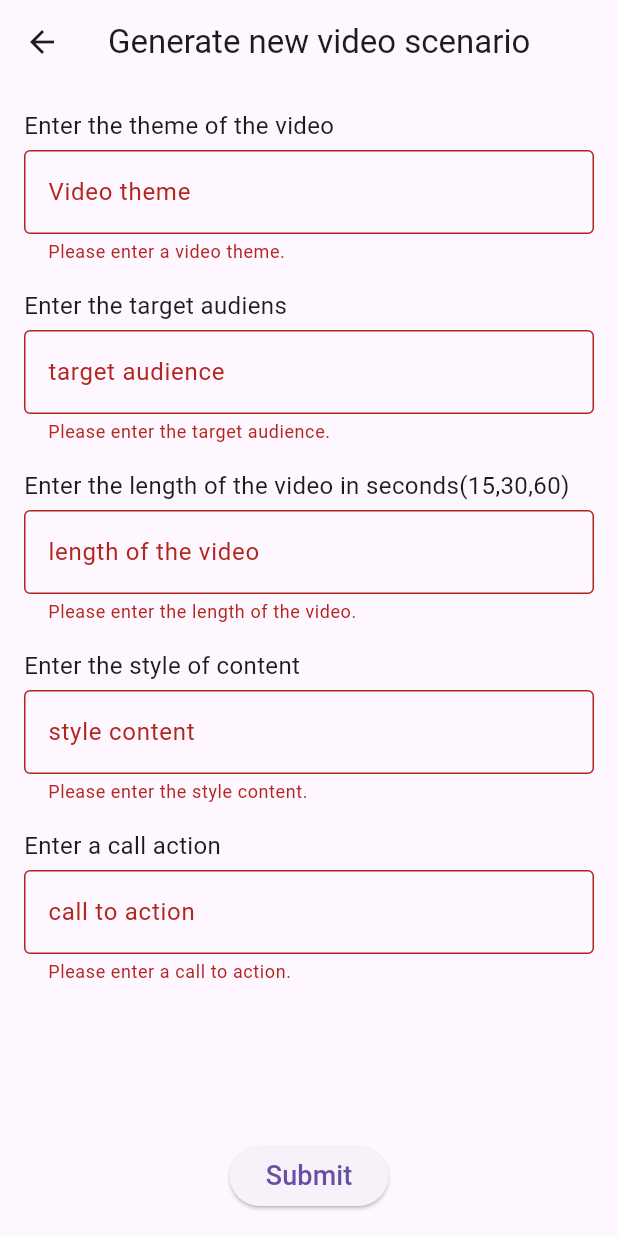
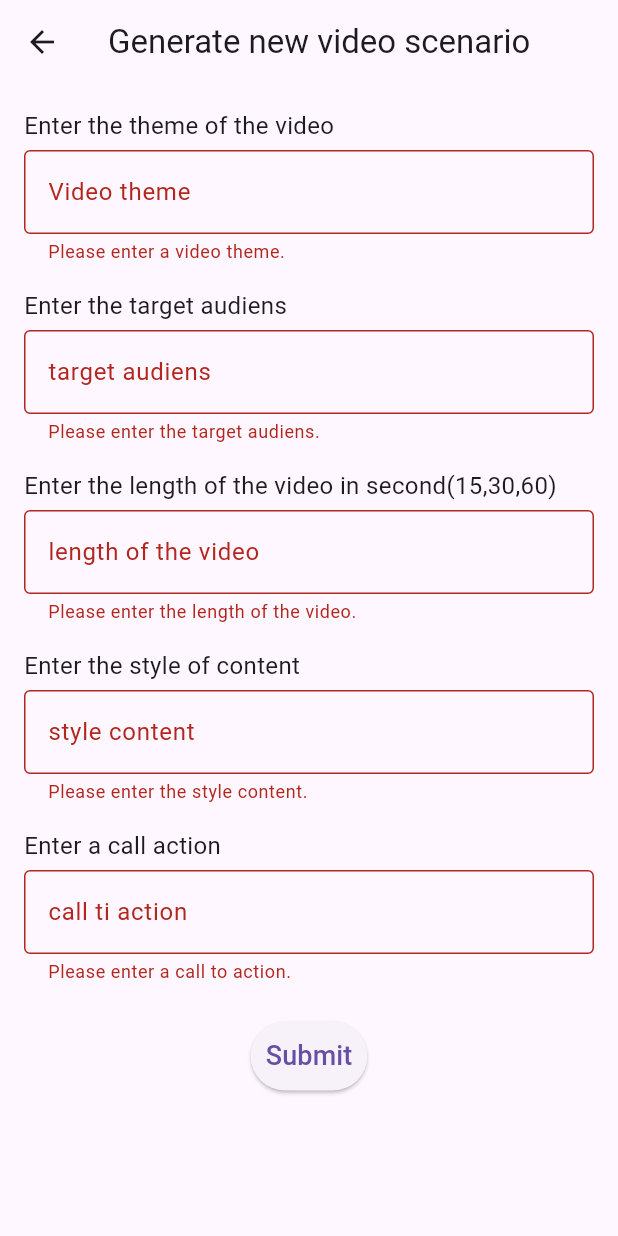
Before and after one commit to neshika/new_wild, a Flutter app: the ScenarioGenerationScreen screen opened directly, after a tap on "Submit", on a phone screen of 412 x 824 dp. Run offline on Flutter 3.47's test engine with Material 3 defaults, Android fonts, the light colour scheme and no system bars; our stand-ins replace cloud_firestore, dio, firebase_auth, firebase_core, flutter_svg, share_plus and 1 more; accounts and stored records are empty.

Commit message:
Revert "F11"
This reverts commit 9c9280b5010f523b49ccc7482205e4bd8ca768c1.

```diff
--- a/lib/main.dart
+++ b/lib/main.dart
@@ -1,8 +1,6 @@
 import 'package:firebase_auth/firebase_auth.dart';
 import 'package:firebase_core/firebase_core.dart';
 import 'package:flutter/material.dart';
-import 'package:flutter_redux/flutter_redux.dart';
-import 'package:new_wild/redux/store.dart';
 import 'package:new_wild/services/auth.dart';
 import 'package:new_wild/ui/home_screen.dart';
 import 'package:new_wild/ui/screens/authorization/login_screen.dart';
@@ -19,9 +17,7 @@ class MyApp extends StatelessWidget {
   const MyApp({super.key});
   @override
   Widget build(BuildContext context) {
-    return StoreProvider(
-      store: store,
-      child: MaterialApp(
+    return MaterialApp(
       title: 'Scenario Maker App ',
       home: StreamBuilder<User?>(
           stream: Auth().getAuthStateChange,
@@ -32,7 +28,14 @@ class MyApp extends StatelessWidget {
               return LoginScreen();
             }
           }),
-      ),
     );
   }
 }
+// import 'package:new_wild/services/dio_client.dart';
+
+// void main() async {
+//   final client = DioClient.instance;
+//   final response =
+//       await client.getScenario('Шутка про мобильного разработчика');
+//   print(response);
+// }
--- a/lib/redux/actions.dart
+++ /dev/null
@@ -1,10 +0,0 @@
-class LoadScenatioAction {}
-
-class LoadScenatioSuccessAction {}
-
-class LoadScenatioFailureAction {
-  final String error;
-
-  //создаем конструктор
-  LoadScenatioFailureAction(this.error);
-}
--- a/lib/redux/reducers.dart
+++ /dev/null
@@ -1,17 +0,0 @@
-import 'package:new_wild/redux/actions.dart';
-import 'package:new_wild/redux/state.dart';
-
-ScenarioState scenarioReducer(ScenarioState state, dynamic action) {
-  if (action is LoadScenatioAction) {
-    //возвращаем генератион
-    return state.copyWith(loadingStatus: LoadingStatus.generating);
-  } else if (action is LoadScenatioSuccessAction) {
-    //возвращаем успех
-    return state.copyWith(loadingStatus: LoadingStatus.success);
-  } else if (action is LoadScenatioFailureAction) {
-    //возвращем неудачу
-    return state.copyWith(loadingStatus: LoadingStatus.failure);
-  }
-
-  return state; // если не смоги определить что пришло
-}
--- a/lib/redux/state.dart
+++ /dev/null
@@ -1,17 +0,0 @@
-enum LoadingStatus { defaultStatus, generating, success, failure }
-
-class ScenarioState {
-  final LoadingStatus loadingStatus;
-
-  //создаем конструктор
-  ScenarioState({
-    this.loadingStatus = LoadingStatus.defaultStatus,
-  });
-
-  // при копировании экземпляра, копируем конкретные поля
-  ScenarioState copyWith({LoadingStatus? loadingStatus}) {
-    return ScenarioState(
-      loadingStatus: loadingStatus ?? this.loadingStatus,
-    );
-  }
-}
--- a/lib/redux/store.dart
+++ /dev/null
@@ -1,8 +0,0 @@
-import 'package:new_wild/redux/reducers.dart';
-import 'package:new_wild/redux/state.dart';
-import 'package:redux/redux.dart';
-
-final store = Store<ScenarioState>(
-  scenarioReducer,
-  initialState: ScenarioState(),
-);
--- a/lib/services/auth.dart
+++ b/lib/services/auth.dart
@@ -25,7 +25,7 @@ class Auth {
         password: password,
       );
     } on FirebaseAuthException catch (error) {
-      print(error);
+      // print(error);
     }
   }
 
@@ -59,7 +59,7 @@ class Auth {
         password: password,
       );
     } on FirebaseAuthException catch (error) {
-      print(error);
+      // print(error);
     }
   }
 }
--- a/lib/ui/screens/scenario_generation/scenario_description_form.dart
+++ /dev/null
@@ -1,102 +0,0 @@
-import 'package:flutter/material.dart';
-import 'package:new_wild/ui/screens/scenario_generation/components/scenario_description_textfield.dart';
-
-class ScenarioDescriptionForm extends StatelessWidget {
-  const ScenarioDescriptionForm({
-    super.key,
-    required this.formKey,
-    required this.videoThemeController,
-    required this.targetAudienceController,
-    required this.videolengthController,
-    required this.contentStyleThemeController,
-    required this.callToActionController,
-  });
-
-  final GlobalKey<FormState> formKey;
-  final TextEditingController videoThemeController;
-  final TextEditingController targetAudienceController;
-  final TextEditingController videolengthController;
-  final TextEditingController contentStyleThemeController;
-  final TextEditingController callToActionController;
-
-  @override
-  Widget build(BuildContext context) {
-    return SingleChildScrollView(
-      // оборачиваем колонку, чтобы можно было скроллить
-      child: Form(
-        key: formKey,
-        child: Column(
-          children: [
-            // тема видео
-            ScenarioDescriptionTextfield(
-              title: 'Enter the theme of the video',
-              hint: 'Video theme',
-              validator: (value) {
-                if (value == null || value.isEmpty) {
-                  return 'Please enter a video theme.';
-                }
-                return null;
-              },
-              controller: videoThemeController,
-            ),
-            SizedBox(height: 16.0),
-            // аудитория
-            ScenarioDescriptionTextfield(
-              title: 'Enter the target audiens',
-              hint: 'target audience',
-              validator: (value) {
-                if (value == null || value.isEmpty) {
-                  return 'Please enter the target audience.';
-                }
-                return null;
-              },
-              controller: targetAudienceController,
-            ),
-            SizedBox(height: 16.0),
-            //длина видео
-            ScenarioDescriptionTextfield(
-              title: 'Enter the length of the video in seconds(15,30,60)',
-              hint: 'length of the video',
-              validator: (value) {
-                if (value == null || value.isEmpty) {
-                  return 'Please enter the length of the video.';
-                }
-                if (int.tryParse(value) == null) {
-                  return 'Please enter a valid number.';
-                }
-                return null;
-              },
-              controller: videolengthController,
-            ),
-            SizedBox(height: 16.0),
-            // стиль контента
-            ScenarioDescriptionTextfield(
-              title: 'Enter the style of content',
-              hint: 'style content',
-              validator: (value) {
-                if (value == null || value.isEmpty) {
-                  return 'Please enter the style content.';
-                }
-                return null;
-              },
-              controller: contentStyleThemeController,
-            ),
-            SizedBox(height: 16.0),
-            // предлагаем действия: подписаться, комментировать
-            ScenarioDescriptionTextfield(
-              title: 'Enter a call action',
-              hint: 'call to action',
-              validator: (value) {
-                if (value == null || value.isEmpty) {
-                  return 'Please enter a call to action.';
-                }
-                return null;
-              },
-              controller: callToActionController,
-            ),
-          ],
-        ),
-      ),
-    );
-  }
-}
--- a/lib/ui/screens/scenario_generation/scenario_generation_screen.dart
+++ b/lib/ui/screens/scenario_generation/scenario_generation_screen.dart
@@ -1,13 +1,8 @@
 import 'package:flutter/material.dart';
-import 'package:flutter_redux/flutter_redux.dart';
-import 'package:new_wild/redux/actions.dart';
-import 'package:new_wild/redux/state.dart';
 import 'package:new_wild/services/dio_client.dart';
 import 'package:new_wild/services/firebase_storage.dart';
 import 'package:new_wild/services/helpers.dart';
-import 'package:new_wild/ui/screens/saved_scenarios/components/stub.dart';
-import 'package:new_wild/ui/screens/scenario_generation/scenario_description_form.dart';
-import 'package:redux/redux.dart';
+import 'package:new_wild/ui/screens/scenario_generation/components/scenario_description_textfield.dart';
 
 class ScenarioGenerationScreen extends StatefulWidget {
   const ScenarioGenerationScreen({
@@ -30,10 +25,12 @@ class _ScenarioGenerationScreenState extends State<ScenarioGenerationScreen> {
   final callToActionController = TextEditingController();
   final formKey = GlobalKey<FormState>();
   final client = DioClient.instance;
+  bool isLoading = false;
 
   @override
   void dispose() {
     //удаление контроллеров, для очистки памяти
+
     super.dispose();
     videoThemeController.dispose();
     targetAudienceController.dispose();
@@ -42,11 +39,92 @@ class _ScenarioGenerationScreenState extends State<ScenarioGenerationScreen> {
     callToActionController.dispose();
   }
 
-  void loadScenario(Store store) async {
-    //загружает сценарий
+  @override
+  Widget build(BuildContext context) {
+    return Scaffold(
+      appBar: AppBar(title: Text('Generate new video scenario')),
+      body: Padding(
+        padding: EdgeInsets.all(16.0),
+        child: SingleChildScrollView(
+          // оборачиваем колонку, чтобы можно было скроллить
+          child: Form(
+            key: formKey,
+            child: Column(
+              children: [
+                // тема видео
+                ScenarioDescriptionTextfield(
+                  title: 'Enter the theme of the video',
+                  hint: 'Video theme',
+                  validator: (value) {
+                    if (value == null || value.isEmpty) {
+                      return 'Please enter a video theme.';
+                    }
+                    return null;
+                  },
+                  controller: videoThemeController,
+                ),
+                const SizedBox(height: 16.0),
+                // аудитория
+                ScenarioDescriptionTextfield(
+                  title: 'Enter the target audiens',
+                  hint: 'target audiens',
+                  validator: (value) {
+                    if (value == null || value.isEmpty) {
+                      return 'Please enter the target audiens.';
+                    }
+                    return null;
+                  },
+                  controller: targetAudienceController,
+                ),
+                const SizedBox(height: 16.0),
+                //длина видео
+                ScenarioDescriptionTextfield(
+                  title: 'Enter the length of the video in second(15,30,60)',
+                  hint: 'length of the video',
+                  validator: (value) {
+                    if (value == null || value.isEmpty) {
+                      return 'Please enter the length of the video.';
+                    }
+                    if (int.tryParse(value) == null) {
+                      return 'Please enter a valid number.';
+                    }
+                    return null;
+                  },
+                  controller: videolengthController,
+                ),
+                const SizedBox(height: 16.0),
+                // стиль контента
+                ScenarioDescriptionTextfield(
+                  title: 'Enter the style of content',
+                  hint: 'style content',
+                  validator: (value) {
+                    if (value == null || value.isEmpty) {
+                      return 'Please enter the style content.';
+                    }
+                    return null;
+                  },
+                  controller: contentStyleThemeController,
+                ),
+                const SizedBox(height: 16.0),
+                // предлагаем действия: подписаться, комментировать
+                ScenarioDescriptionTextfield(
+                  title: 'Enter a call action',
+                  hint: 'call ti action',
+                  validator: (value) {
+                    if (value == null || value.isEmpty) {
+                      return 'Please enter a call to action.';
+                    }
+                    return null;
+                  },
+                  controller: callToActionController,
+                ),
+                const SizedBox(height: 24.0),
+                ElevatedButton(
+                  onPressed: () async {
                     if (formKey.currentState!.validate()) {
-      try {
-        store.dispatch(LoadScenatioAction()); //загружаем сценарий
+                      setState(() {
+                        isLoading = true; //начинаю загрузку нашего сценария
+                      });
                       final res = await getScenario(
                           socialPlatform: widget.socialPlatform,
                           videoTheme: videoThemeController.text,
@@ -58,67 +136,29 @@ class _ScenarioGenerationScreenState extends State<ScenarioGenerationScreen> {
                       // await ScenarioStorage().saveScenario(res); //сохраняем результат
                       //обращаемся к ФБ сторадж
                       await FirebaseStorage().saveScenario(res);
-        store.dispatch(LoadScenatioSuccessAction()); //удачная загрузка
-      } catch (error) {
-        store.dispatch(LoadScenatioFailureAction(error.toString()));
+                      setState(() {
+                        isLoading = false; //загрузка нашего сценария завершена
+                      });
+                      //  print(res.body);
                     }
-    }
-  }
-
-  @override
-  Widget build(BuildContext context) {
-    final store = StoreProvider.of<ScenarioState>(context);
-    return Scaffold(
-      appBar: AppBar(title: Text('Generate new video scenario')),
-      body: SafeArea(
-        child: Padding(
-          padding: EdgeInsets.all(16.0),
-          child: StoreConnector<ScenarioState, ScenarioState>(
-            converter: (store) => store.state,
-            builder: (context, state) {
-              if (state.loadingStatus == LoadingStatus.defaultStatus ||
-                  state.loadingStatus == LoadingStatus.success) {
-                return Column(
-                  children: [
-                    Expanded(
-                      child: ScenarioDescriptionForm(
-                          formKey: formKey,
-                          videoThemeController: videoThemeController,
-                          targetAudienceController: targetAudienceController,
-                          videolengthController: videolengthController,
-                          contentStyleThemeController:
-                              contentStyleThemeController,
-                          callToActionController: callToActionController),
+                  },
+                  //кнопка внизу Submit
+                  style: ElevatedButton.styleFrom(
+                    //padding: EdgeInsetsDirectional.symmetric(vertical: 12.0),
+                    padding: EdgeInsetsDirectional.all(10.0),
                   ),
-                    const SizedBox(height: 24.0),
-                    ElevatedButton(
-                      //кнопка внизу
-                      onPressed: () => loadScenario(store),
-                      child: const Text(
+                  //если будет загрузка, то внутни будет крутится индикатор
+                  child: isLoading
+                      ? const Center(
+                          child: CircularProgressIndicator(),
+                        )
+                      : const Text(
                           'Submit',
                           style: TextStyle(fontSize: 18.0),
                         ),
-                    )
+                ),
               ],
-                );
-              }
-              if (state.loadingStatus == LoadingStatus.failure) {
-                return Center(
-                  child: Stub(
-                    text: 'An error occured! \n Try again later',
-                    icon: Icons.warning,
-                    iconColor: Colors.red[800],
             ),
-                );
-              }
-              return Center(
-                child: SizedBox(
-                  width: 40.0,
-                  height: 40.0,
-                  child: CircularProgressIndicator(),
-                ),
-              );
-            },
           ),
         ),
       ),
--- a/pubspec.yaml
+++ b/pubspec.yaml
@@ -41,8 +41,6 @@ dependencies:
   shared_preferences: ^2.5.3
   cloud_firestore: ^6.0.0
   share_plus: ^11.0.0
-  redux: ^5.0.0
-  flutter_redux: ^0.10.0
 
 dev_dependencies:
   flutter_test:
```
Also changed, not shown: pubspec.lock, 3 other files. Lines whose indentation alone changed are shown as unchanged.
